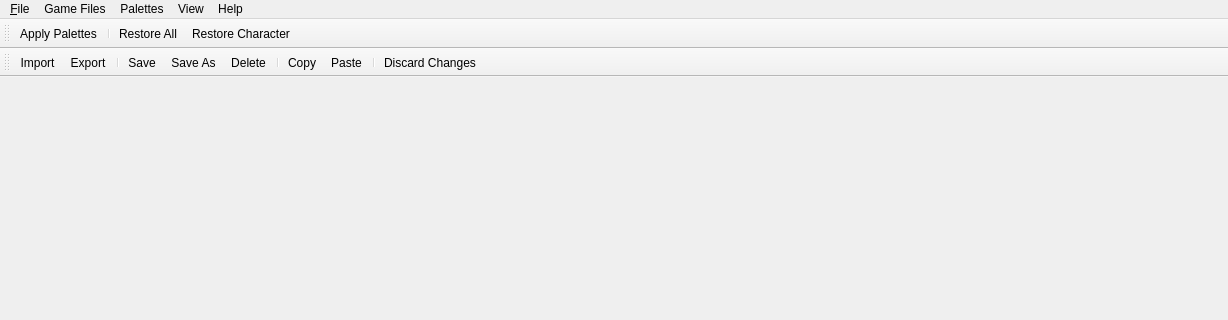
Above: bbsed/ui/main_window.ui from slacknate/bbsed before the change; both pictures show x 0 to 1228 and y 0 to 320 of the 1228 by 853 pixel window. Below: the same form after it.
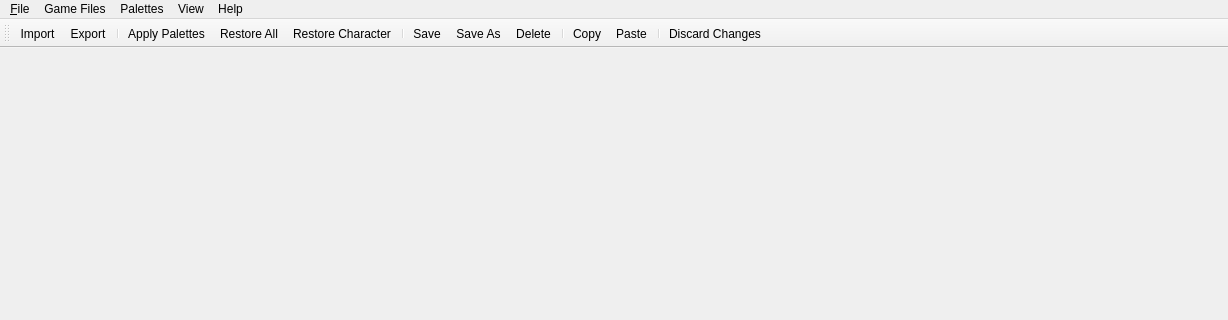
That is the form after the change. Icons and pictures are not drawn.

Commit message:
[ui] the main window does not need two toolbars
 - condense them into a single toolbar

```diff
--- a/bbsed/ui/main_window.ui
+++ b/bbsed/ui/main_window.ui
@@ -19,30 +19,6 @@
   <widget class="QWidget" name="central_widget">
    <layout class="QVBoxLayout" name="verticalLayout"/>
   </widget>
-  <widget class="QToolBar" name="game_files_toolbar">
-   <property name="enabled">
-    <bool>true</bool>
-   </property>
-   <property name="windowTitle">
-    <string>toolBar</string>
-   </property>
-   <property name="movable">
-    <bool>true</bool>
-   </property>
-   <property name="toolButtonStyle">
-    <enum>Qt::ToolButtonTextUnderIcon</enum>
-   </property>
-   <attribute name="toolBarArea">
-    <enum>TopToolBarArea</enum>
-   </attribute>
-   <attribute name="toolBarBreak">
-    <bool>false</bool>
-   </attribute>
-   <addaction name="apply_palettes"/>
-   <addaction name="separator"/>
-   <addaction name="restore_all"/>
-   <addaction name="restore_character"/>
-  </widget>
   <widget class="QMenuBar" name="menu_bar">
    <property name="enabled">
     <bool>true</bool>
@@ -137,11 +113,15 @@
     <enum>TopToolBarArea</enum>
    </attribute>
    <attribute name="toolBarBreak">
-    <bool>true</bool>
+    <bool>false</bool>
    </attribute>
    <addaction name="import_palettes"/>
    <addaction name="export_palettes"/>
    <addaction name="separator"/>
+   <addaction name="apply_palettes"/>
+   <addaction name="restore_all"/>
+   <addaction name="restore_character"/>
+   <addaction name="separator"/>
    <addaction name="save_palette"/>
    <addaction name="save_palette_as"/>
    <addaction name="delete_palette"/>
```
Left out of the diff: 2 changed lines with no effect on the pictures. The commit also changes 1 other file.
